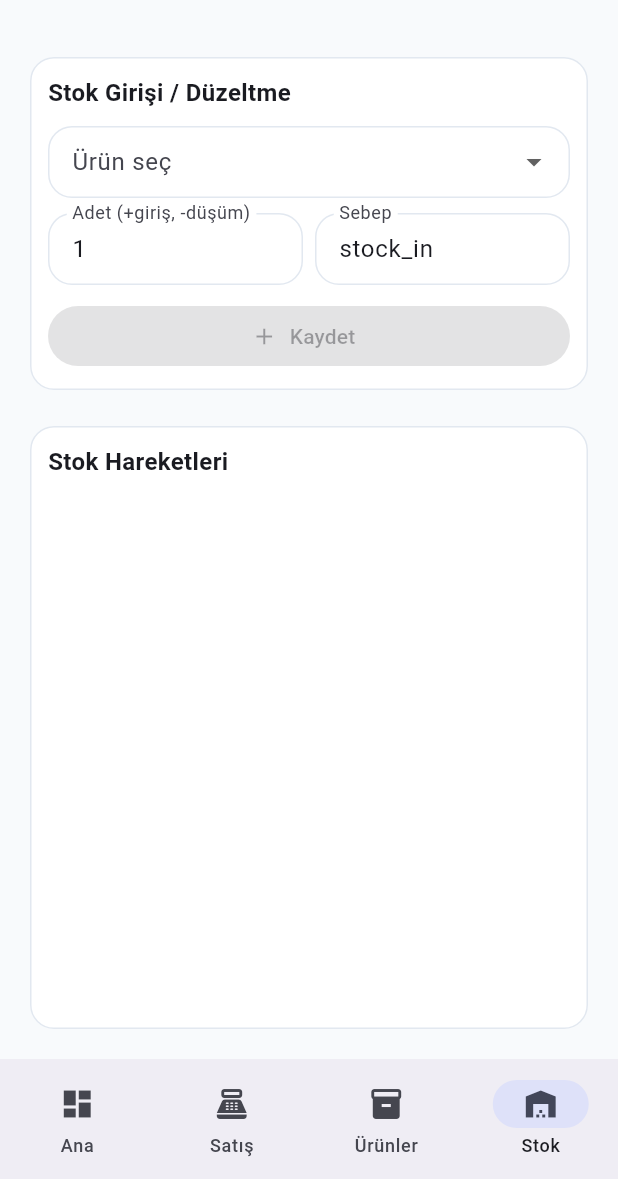
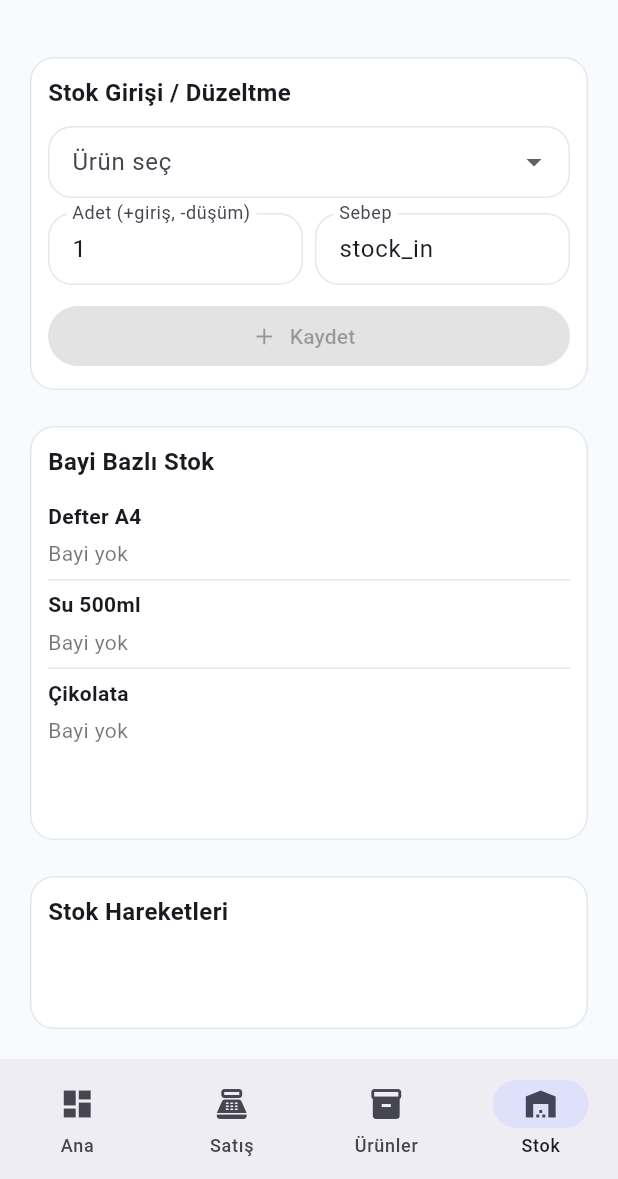
Before and after one commit to fatih-n-turkel/Esnaf_Mobile-Web, a Flutter app: the StockScreen screen opened by its route, on a phone screen of 412 x 824 dp, the part 57-1236 px from its top. Run offline on Flutter 3.47's test engine with Material 3 defaults, Android fonts, the phone set to English and light mode, and no system bars; our stand-ins replace flutter_riverpod, go_router, hive, hive_flutter, qr_flutter; missing offline and left inert: mobile_scanner; accounts and stored records are empty.

Commit message:
Add branch stock visibility for web and mobile

```diff
--- a/esnaf-mobile/lib/features/manager/manager_screen.dart
+++ b/esnaf-mobile/lib/features/manager/manager_screen.dart
@@ -42,10 +42,7 @@ class _ManagerScreenState extends ConsumerState<ManagerScreen> {
 
     final branch = branches.where((b) => b.id == branchId).toList();
     final branchLabel = branch.isEmpty ? 'Bilinmeyen bayi' : branch.first.name;
-    final personnel = auth
-        .listUsers()
-        .where((u) => u.role == 'staff' && u.managerId == auth.currentUserId)
-        .toList();
+    final personnel = auth.listUsers().where((u) => u.role == 'staff' && u.branchId == branchId).toList();
 
     final sales = salesRepo.listRecent(limit: 300).where((s) => s.branchId == branchId).toList();
     final ownSales = sales.where((s) => s.createdBy == auth.currentUserId).toList();
--- a/esnaf-mobile/lib/features/stock/stock_screen.dart
+++ b/esnaf-mobile/lib/features/stock/stock_screen.dart
@@ -41,6 +41,10 @@ class _StockScreenState extends ConsumerState<StockScreen> {
     final branches = ref.watch(branchesRepoProvider).list();
     final activeBranchId = role == 'admin' ? _selectedBranchId : userBranchId;
     final products = repo.list(branchId: activeBranchId);
+    final allProducts = repo.list();
+    final visibleBranches = role == 'admin'
+        ? (_selectedBranchId.isEmpty ? branches : branches.where((b) => b.id == _selectedBranchId).toList())
+        : branches.where((b) => b.id == userBranchId).toList();
 
     final movBox = HiveBoxes.box(HiveBoxes.stockMovements);
     final moves = movBox.values
@@ -130,6 +134,50 @@ class _StockScreenState extends ConsumerState<StockScreen> {
             ),
           ),
           const SizedBox(height: 8),
+          Card(
+            child: Padding(
+              padding: const EdgeInsets.all(12),
+              child: Column(
+                crossAxisAlignment: CrossAxisAlignment.stretch,
+                children: [
+                  const Text('Bayi Bazlı Stok', style: TextStyle(fontSize: 16, fontWeight: FontWeight.w700)),
+                  const SizedBox(height: 8),
+                  SizedBox(
+                    height: 220,
+                    child: ListView.separated(
+                      itemCount: allProducts.length,
+                      separatorBuilder: (_, __) => const Divider(height: 1),
+                      itemBuilder: (context, i) {
+                        final p = allProducts[i];
+                        return Padding(
+                          padding: const EdgeInsets.symmetric(vertical: 6),
+                          child: Column(
+                            crossAxisAlignment: CrossAxisAlignment.start,
+                            children: [
+                              Text(p.name, style: const TextStyle(fontWeight: FontWeight.w600)),
+                              const SizedBox(height: 4),
+                              if (visibleBranches.isEmpty) const Text('Bayi yok', style: TextStyle(color: Colors.black54)),
+                              if (visibleBranches.isNotEmpty)
+                                Wrap(
+                                  spacing: 8,
+                                  runSpacing: 4,
+                                  children: visibleBranches
+                                      .map((branch) => Chip(
+                                            label: Text('${branch.name}: ${repo.stockForBranch(p, branch.id).toStringAsFixed(0)}'),
+                                          ))
+                                      .toList(),
+                                ),
+                            ],
+                          ),
+                        );
+                      },
+                    ),
+                  ),
+                ],
+              ),
+            ),
+          ),
+          const SizedBox(height: 8),
           Expanded(
             child: Card(
               child: Padding(
```
Also changed, not shown: esnaf-web/package-lock.json, 2 other files.
